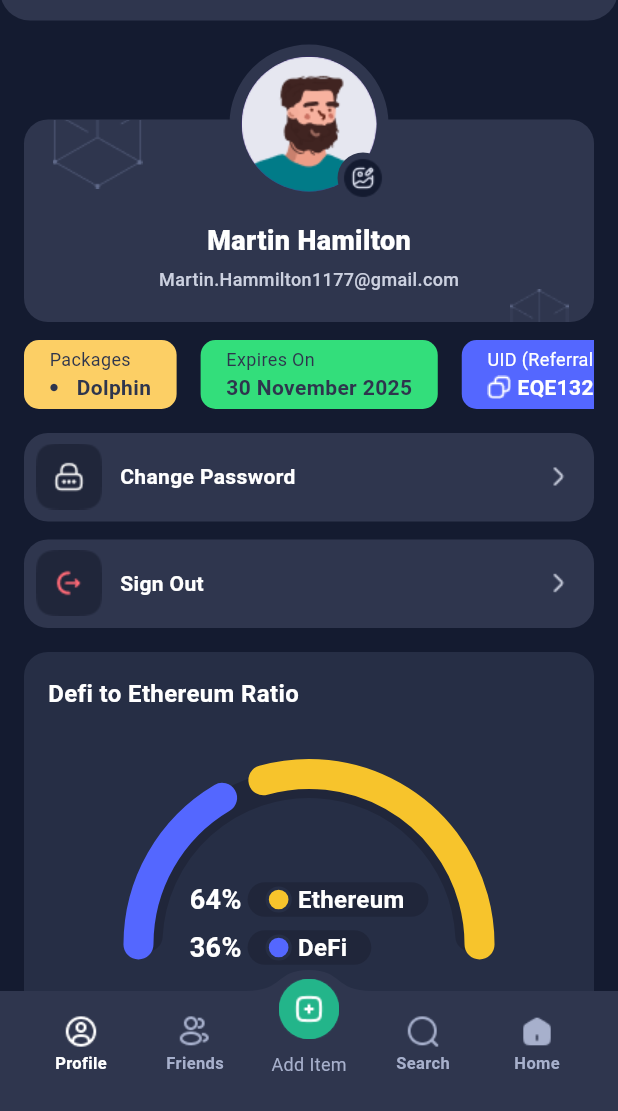
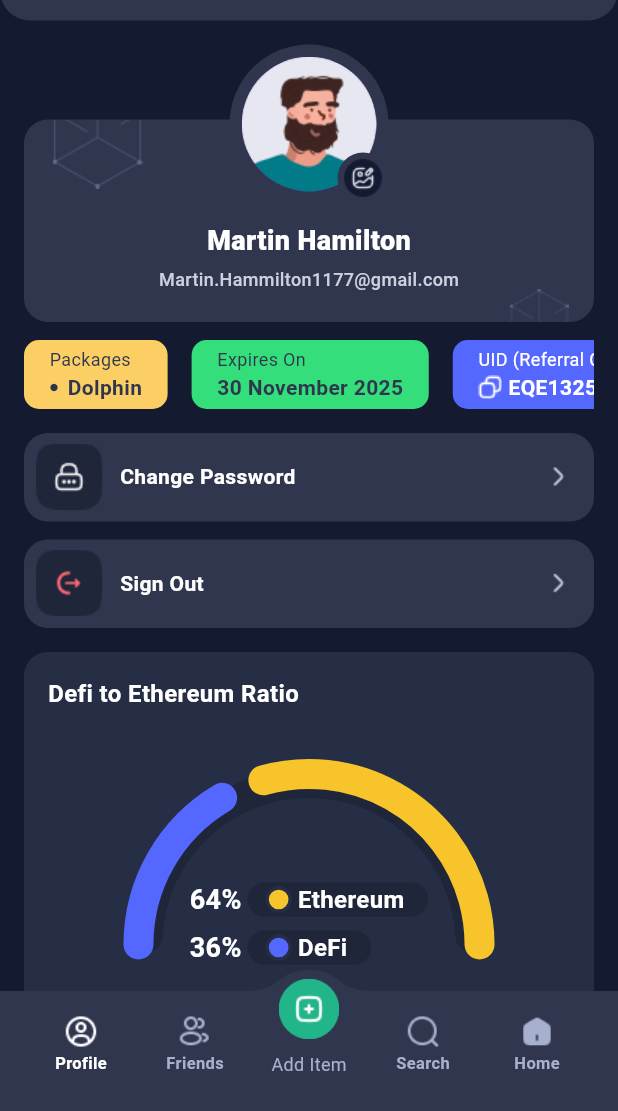
Before and after one commit to amirhosseinghanipour/donget, a Flutter app: the screen it shows after launch, on a phone screen of 412 x 824 dp, the part 125-1236 px from its top. Run offline on Flutter 3.47's test engine with Material 3 defaults, Android fonts, the phone set to English and light mode, and no system bars.

Commit message:
add new spacing constant and update InfoCards widget to use it

```diff
--- a/lib/constants/app_dimensions.dart
+++ b/lib/constants/app_dimensions.dart
@@ -2,6 +2,7 @@ class AppDimensions {
   // spacing
   static const double spacingXS = 2.0;
   static const double spacingS = 4.0;
+  static const double spacingSS = 6.0;
   static const double spacingM = 8.0;
   static const double spacingL = 12.0;
   static const double spacingXL = 16.0;
--- a/lib/widgets/info_cards.dart
+++ b/lib/widgets/info_cards.dart
@@ -48,7 +48,7 @@ class InfoCards extends StatelessWidget {
                 size: AppDimensions.iconSizeXS,
                 color: Color(0xFF2E354D),
               ),
-              const SizedBox(width: AppDimensions.spacingL),
+              const SizedBox(width: AppDimensions.spacingSS),
               Text(user.package, style: AppTextStyles.infoCardValue),
             ],
           ),
```
